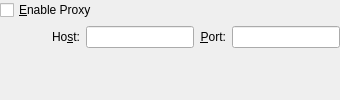
Above: src/VBox/Frontends/VirtualBox/src/settings/global/UIGlobalSettingsProxy.ui from pop-os/virtualbox before the change. Below: the same form after it.
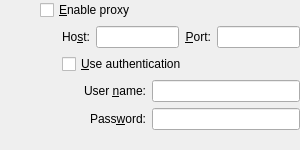
That is the form after the change. Custom widgets are drawn as their Qt base class.

What changed in the file:
```diff
--- a/src/VBox/Frontends/VirtualBox/src/settings/global/UIGlobalSettingsProxy.ui
+++ b/src/VBox/Frontends/VirtualBox/src/settings/global/UIGlobalSettingsProxy.ui
@@ -14,21 +14,48 @@
  </comment>
  <class>UIGlobalSettingsProxy</class>
  <widget class="QWidget" name="UIGlobalSettingsProxy">
+  <property name="geometry">
+   <rect>
+    <x>0</x>
+    <y>0</y>
+    <width>300</width>
+    <height>150</height>
+   </rect>
+  </property>
   <layout class="QGridLayout">
    <property name="margin">
     <number>0</number>
    </property>
-   <item row="0" column="0" colspan="2">
-    <widget class="QCheckBox" name="m_pCheckboxProxy">
+   <item row="0" column="0">
+    <spacer>
+     <property name="orientation">
+      <enum>Qt::Horizontal</enum>
+     </property>
+     <property name="sizeType">
+      <enum>QSizePolicy::Fixed</enum>
+     </property>
+     <property name="sizeHint">
+      <size>
+       <width>40</width>
+       <height>20</height>
+      </size>
+     </property>
+    </spacer>
+   </item>
+   <item row="0" column="1" colspan="4">
+    <widget class="QCheckBox" name="m_pProxyCheckbox">
      <property name="whatsThis">
       <string>When checked, VirtualBox will use the proxy settings supplied for tasks like downloading Guest Additions from the network or checking for updates.</string>
      </property>
      <property name="text">
-      <string>&amp;Enable Proxy</string>
+      <string>&amp;Enable proxy</string>
+     </property>
+     <property name="checked">
+      <bool>false</bool>
      </property>
     </widget>
    </item>
-   <item row="1" column="0">
+   <item row="1" column="1">
     <spacer>
      <property name="orientation">
       <enum>Qt::Horizontal</enum>
@@ -38,20 +65,13 @@
      </property>
      <property name="sizeHint">
       <size>
-       <width>20</width>
+       <width>16</width>
        <height>0</height>
       </size>
      </property>
     </spacer>
    </item>
-   <item row="1" column="1" colspan="2">
-    <widget class="QWidget" name="m_pContainerProxy">
-     <property name="sizePolicy">
-      <sizepolicy vsizetype="Minimum" hsizetype="MinimumExpanding">
-       <horstretch>1</horstretch>
-       <verstretch>0</verstretch>
-      </sizepolicy>
-     </property>
+   <item row="1" column="2" colspan="3">
      <layout class="QHBoxLayout">
       <property name="margin">
        <number>0</number>
@@ -97,9 +117,77 @@
        </widget>
       </item>
      </layout>
+   </item>
+   <item row="2" column="2" colspan="3">
+    <widget class="QCheckBox" name="m_pAuthCheckbox">
+     <property name="whatsThis">
+      <string>When checked the authentication supplied will be used with the proxy server.</string>
+     </property>
+     <property name="text">
+      <string>&amp;Use authentication</string>
+     </property>
+     <property name="checked">
+      <bool>false</bool>
+     </property>
     </widget>
    </item>
-   <item row="2" column="0" colspan="3">
+   <item row="3" column="2" rowspan="2">
+    <spacer>
+     <property name="orientation">
+      <enum>Qt::Horizontal</enum>
+     </property>
+     <property name="sizeType">
+      <enum>QSizePolicy::Fixed</enum>
+     </property>
+     <property name="sizeHint">
+      <size>
+       <width>16</width>
+       <height>0</height>
+      </size>
+     </property>
+    </spacer>
+   </item>
+   <item row="3" column="3">
+    <widget class="QLabel" name="m_pLoginLabel">
+     <property name="text">
+      <string>User &amp;name:</string>
+     </property>
+     <property name="alignment">
+      <set>Qt::AlignRight|Qt::AlignTrailing|Qt::AlignVCenter</set>
+     </property>
+     <property name="buddy">
+      <cstring>m_pLoginEditor</cstring>
+     </property>
+    </widget>
+   </item>
+   <item row="3" column="4">
+    <widget class="QILineEdit" name="m_pLoginEditor">
+     <property name="whatsThis">
+      <string>Changes the user name used for authentication.</string>
+     </property>
+    </widget>
+   </item>
+   <item row="4" column="3">
+    <widget class="QLabel" name="m_pPasswordLabel">
+     <property name="text">
+      <string>Pass&amp;word:</string>
+     </property>
+     <property name="alignment">
+      <set>Qt::AlignRight|Qt::AlignTrailing|Qt::AlignVCenter</set>
+     </property>
+     <property name="buddy">
+      <cstring>m_pPasswordEditor</cstring>
+     </property>
+    </widget>
+   </item>
+   <item row="4" column="4">
+    <widget class="QILineEdit" name="m_pPasswordEditor">
+     <property name="whatsThis">
+      <string>Changes the password used for authentication.</string>
+     </property>
+    </widget>
+   </item>
+   <item row="5" column="1" colspan="4">
     <spacer>
      <property name="orientation">
       <enum>Qt::Vertical</enum>
```
Left out of the diff: 16 changed lines with no effect on the pictures. Lines whose indentation alone changed are shown as unchanged.
